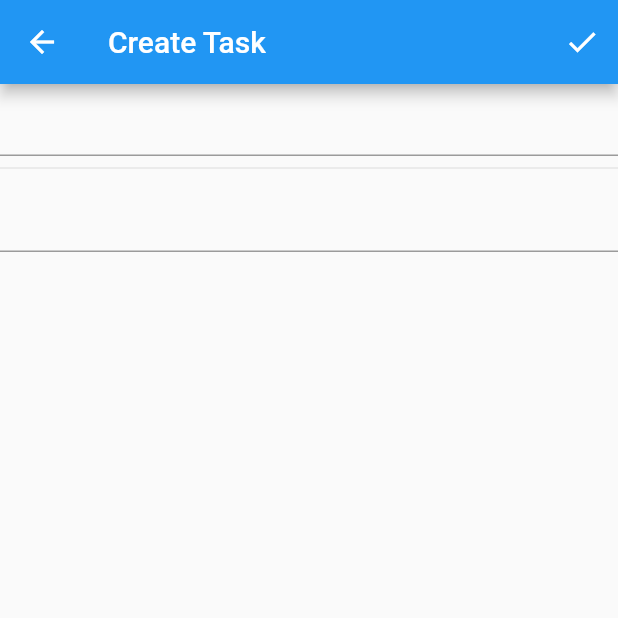
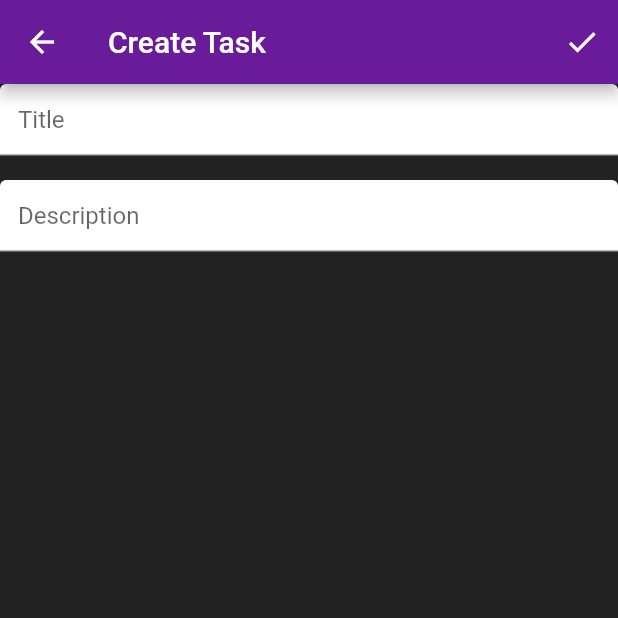
Before and after one commit to asimos-bot/todo_app, a Flutter app: the screen it shows after launch, after a tap on the "add" icon, on a phone screen of 412 x 824 dp, the top half of it. Run offline on Flutter 3.47's test engine with Material 2 defaults, Android fonts, the phone set to English and light mode, and no system bars; missing offline and left inert: flutter_list_drag_and_drop.

Commit message:
designed main screens

```diff
--- a/lib/Task.dart
+++ b/lib/Task.dart
@@ -15,7 +15,7 @@ class Task {
   final titleController = TextEditingController();
   final descriptionController = TextEditingController();
 
-  //prompt for crating a entry
+  //prompt for creating an entry
   Task(this.context, this.list){
 
     TaskEdit('Create Task');
@@ -60,10 +60,14 @@ class Task {
             child: Column(
               children: <Widget>[
                 TextFormField(
+                  decoration: InputDecoration(filled: true, fillColor: Colors.white,hintText: "Title"),
+                  style: TextStyle(color: Colors.black),
                   controller: titleController,
                 ),
                 Divider(),
                 TextFormField(
+                  decoration: InputDecoration(filled: true, fillColor: Colors.white,hintText: "Description"),
+                  style: TextStyle(color: Colors.black),
                   controller: descriptionController
                 )
               ]
@@ -81,6 +85,7 @@ class Task {
       MaterialPageRoute(
         builder: (context) => Scaffold(
           appBar: AppBar(
+            title: Text("Task description"),
             actions: <Widget>[
               IconButton(
                 icon: Icon(Icons.edit),
@@ -89,12 +94,17 @@ class Task {
             ]
           ),
           body: Container(
+            padding: EdgeInsets.all(30.0),
             child: Column(
               children: <Widget>[
-                Text(_title),
+                Text(_title,style: TextStyle(color: Colors.white)),
                 Divider(),
-                Text(_description),
-                IconButton(
+                Text(_description,style: TextStyle(color: Colors.white)),
+                ClipOval(child:Container(padding: EdgeInsets.all(4.0),color: Color(0xFF6A1B9A),child:IconButton(
+                  hoverColor: Colors.white ,
+                  highlightColor:Colors.white ,
+                  focusColor: Colors.white,
+                  color: Colors.white,
                   icon: Icon(Icons.delete),
                   onPressed: () {
                     showDialog(
@@ -127,7 +137,7 @@ class Task {
                       }
                     );
                   }
-                )
+                )))
               ]
             )
           )
--- a/lib/main.dart
+++ b/lib/main.dart
@@ -7,13 +7,16 @@ void main() => runApp(new TodoApp());
 
 //Main widget
 class TodoApp extends StatelessWidget {
+  var Purple = const Color(0xFF6A1B9A);
+  var Black = const Color(0xDD000000);
 
   @override
   Widget build(BuildContext context){
 
     return new MaterialApp(
-      title: 'Todo Yourself', //title which appear when we minimize the app
+      title: 'ToDo Yourself', //title which appear when we minimize the app
       home: new TodoList(), //actual app stuff
+      theme: ThemeData(primaryColor: Purple, scaffoldBackgroundColor: Black),
       routes: <String, WidgetBuilder> {
 
       }
@@ -75,11 +78,11 @@ class TodoListState extends State<TodoList> {
       child: new Column(
         children: <Widget> [
           DrawerHeader(
-            child: Text('Tag Menu')
+            child: Text('Categories Menu')
           ),
           ListTile(
             leading: Icon(Icons.add),
-            title: Text("Add Tag"),
+            title: Text("Add category"),
             onTap: () => _addTag(),
           ),
           Container(
@@ -113,14 +116,14 @@ class TodoListState extends State<TodoList> {
       drawer: _buildDrawer(),
       //top bar
       appBar: new AppBar(
-          title: new Text('Todo List')
+          title: new Text('Your tasks')
       ),
       //content in the middle of the screen
       body: _buildTodoList(),
       //bottom bar
       bottomNavigationBar: new BottomAppBar(
         //background color
-        color: Colors.blue,
+        color: Color(0xFF6A1B9A),
         shape: CircularNotchedRectangle(),
         //here we say we want a row to be inside the bottom bar (because the icons are in a row, just think about it)
         child: new Row(
@@ -128,7 +131,7 @@ class TodoListState extends State<TodoList> {
           mainAxisAlignment: MainAxisAlignment.spaceBetween,
           children: <Widget>[
             Expanded(
-              child: IconButton(icon: Icon(Icons.add), onPressed: _addTodoItem)
+              child: IconButton(icon: Icon(Icons.add), onPressed: _addTodoItem, color: Colors.white)
             )
           ]
         )
```
